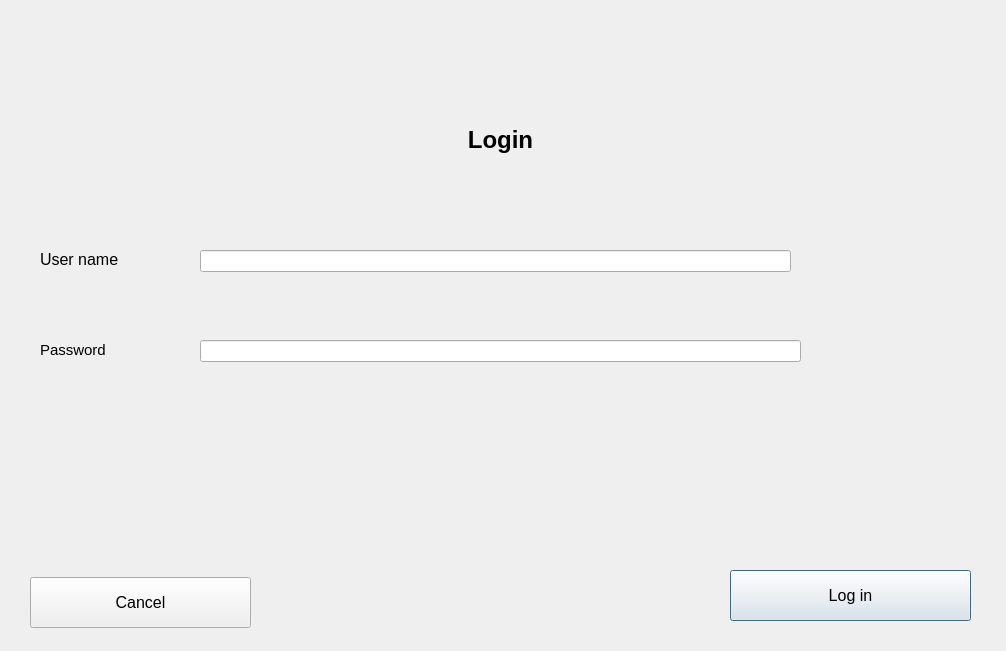
The window that login2.ui (samaralrubaye/pythonProject1) describes before a commit, drawn with Qt 5.
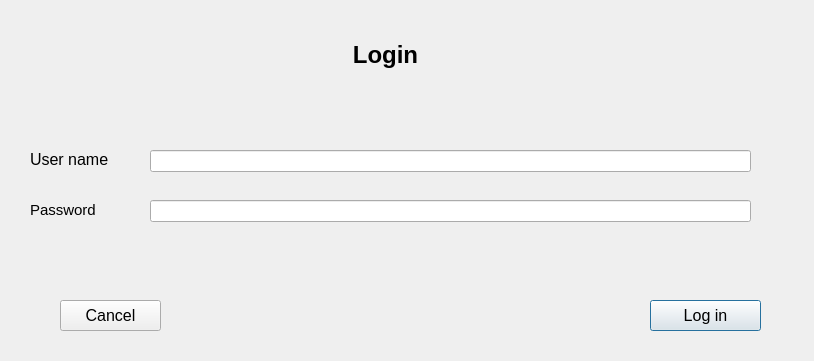
The same window after the commit.

The edit to the form file:
```diff
--- a/login2.ui
+++ b/login2.ui
@@ -6,8 +6,8 @@
    <rect>
     <x>0</x>
     <y>0</y>
-    <width>1006</width>
-    <height>651</height>
+    <width>814</width>
+    <height>361</height>
    </rect>
   </property>
   <property name="windowTitle">
@@ -22,10 +22,10 @@
   <widget class="QLabel" name="lblloginTitle">
    <property name="geometry">
     <rect>
-     <x>60</x>
-     <y>90</y>
-     <width>881</width>
-     <height>101</height>
+     <x>40</x>
+     <y>30</y>
+     <width>691</width>
+     <height>51</height>
     </rect>
    </property>
    <property name="styleSheet">
@@ -38,9 +38,9 @@
   <widget class="QLabel" name="LblPassword">
    <property name="geometry">
     <rect>
-     <x>40</x>
-     <y>330</y>
-     <width>151</width>
+     <x>30</x>
+     <y>190</y>
+     <width>91</width>
      <height>41</height>
     </rect>
    </property>
@@ -51,8 +51,8 @@
   <widget class="QLineEdit" name="lnEditPassword">
    <property name="geometry">
     <rect>
-     <x>200</x>
-     <y>340</y>
+     <x>150</x>
+     <y>200</y>
      <width>601</width>
      <height>22</height>
     </rect>
@@ -61,10 +61,10 @@
   <widget class="QPushButton" name="BtnLogin">
    <property name="geometry">
     <rect>
-     <x>730</x>
-     <y>570</y>
-     <width>241</width>
-     <height>51</height>
+     <x>650</x>
+     <y>300</y>
+     <width>111</width>
+     <height>31</height>
     </rect>
    </property>
    <property name="text">
@@ -74,10 +74,10 @@
   <widget class="QPushButton" name="BtnCancleExaminer">
    <property name="geometry">
     <rect>
-     <x>30</x>
-     <y>577</y>
-     <width>221</width>
-     <height>51</height>
+     <x>60</x>
+     <y>300</y>
+     <width>101</width>
+     <height>31</height>
     </rect>
    </property>
    <property name="text">
@@ -87,9 +87,9 @@
   <widget class="QLineEdit" name="_LnEditName">
    <property name="geometry">
     <rect>
-     <x>200</x>
-     <y>250</y>
-     <width>591</width>
+     <x>150</x>
+     <y>150</y>
+     <width>601</width>
      <height>22</height>
     </rect>
    </property>
@@ -97,8 +97,8 @@
   <widget class="QLabel" name="LblUserName">
    <property name="geometry">
     <rect>
-     <x>40</x>
-     <y>250</y>
+     <x>30</x>
+     <y>150</y>
      <width>101</width>
      <height>20</height>
     </rect>
@@ -113,9 +113,9 @@
   <widget class="QLabel" name="lblmsg">
    <property name="geometry">
     <rect>
-     <x>170</x>
-     <y>425</y>
-     <width>631</width>
+     <x>90</x>
+     <y>230</y>
+     <width>651</width>
      <height>61</height>
     </rect>
    </property>
```
Left out of the diff: 2 changed lines with no effect on the pictures.
